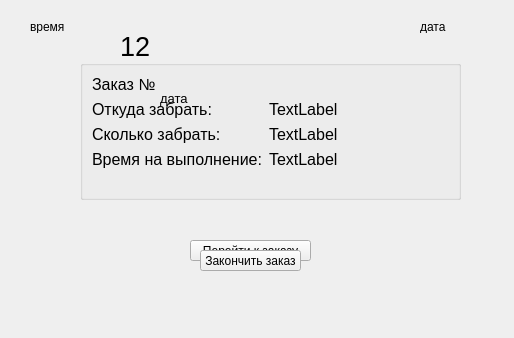
pascal-enjoyer/ARM, file audi/mainwindow.ui: the form before one commit.
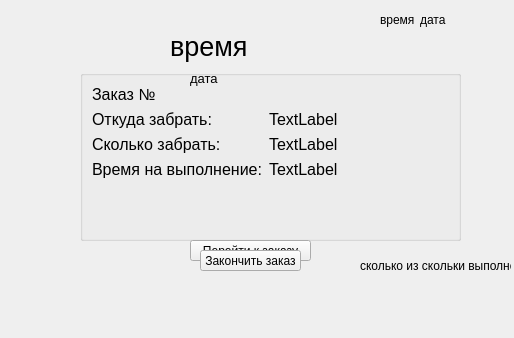
The form after the commit.

Diff of the .ui file:
```diff
--- a/audi/mainwindow.ui
+++ b/audi/mainwindow.ui
@@ -43,7 +43,7 @@
    <widget class="QLabel" name="time_label">
     <property name="geometry">
      <rect>
-      <x>120</x>
+      <x>170</x>
       <y>30</y>
       <width>311</width>
       <height>33</height>
@@ -55,14 +55,14 @@
      </font>
     </property>
     <property name="text">
-     <string>12</string>
+     <string>время</string>
     </property>
    </widget>
    <widget class="QLabel" name="date_label">
     <property name="geometry">
      <rect>
-      <x>160</x>
-      <y>90</y>
+      <x>190</x>
+      <y>70</y>
       <width>171</width>
       <height>16</height>
      </rect>
@@ -79,10 +79,10 @@
    <widget class="QLabel" name="CaseGlTime">
     <property name="geometry">
      <rect>
-      <x>30</x>
-      <y>20</y>
-      <width>47</width>
-      <height>13</height>
+      <x>380</x>
+      <y>10</y>
+      <width>51</width>
+      <height>20</height>
      </rect>
     </property>
     <property name="text">
@@ -93,9 +93,9 @@
     <property name="geometry">
      <rect>
       <x>420</x>
-      <y>20</y>
-      <width>47</width>
-      <height>13</height>
+      <y>10</y>
+      <width>81</width>
+      <height>20</height>
      </rect>
     </property>
     <property name="text">
@@ -106,9 +106,9 @@
     <property name="geometry">
      <rect>
       <x>80</x>
-      <y>60</y>
+      <y>70</y>
       <width>381</width>
-      <height>140</height>
+      <height>171</height>
      </rect>
     </property>
     <property name="font">
@@ -171,6 +171,27 @@
      </item>
     </layout>
    </widget>
+   <widget class="QLabel" name="CountOfCompleteLabel">
+    <property name="geometry">
+     <rect>
+      <x>360</x>
+      <y>250</y>
+      <width>151</width>
+      <height>31</height>
+     </rect>
+    </property>
+    <property name="text">
+     <string>сколько из скольки выполнено</string>
+    </property>
+   </widget>
+   <zorder>CasegroupBox</zorder>
+   <zorder>pushButton</zorder>
+   <zorder>pushButton_2</zorder>
+   <zorder>time_label</zorder>
+   <zorder>date_label</zorder>
+   <zorder>CaseGlTime</zorder>
+   <zorder>CaseGlData</zorder>
+   <zorder>CountOfCompleteLabel</zorder>
   </widget>
  </widget>
  <resources/>
```
Left out of the diff: 28 changed lines with no effect on the pictures.
